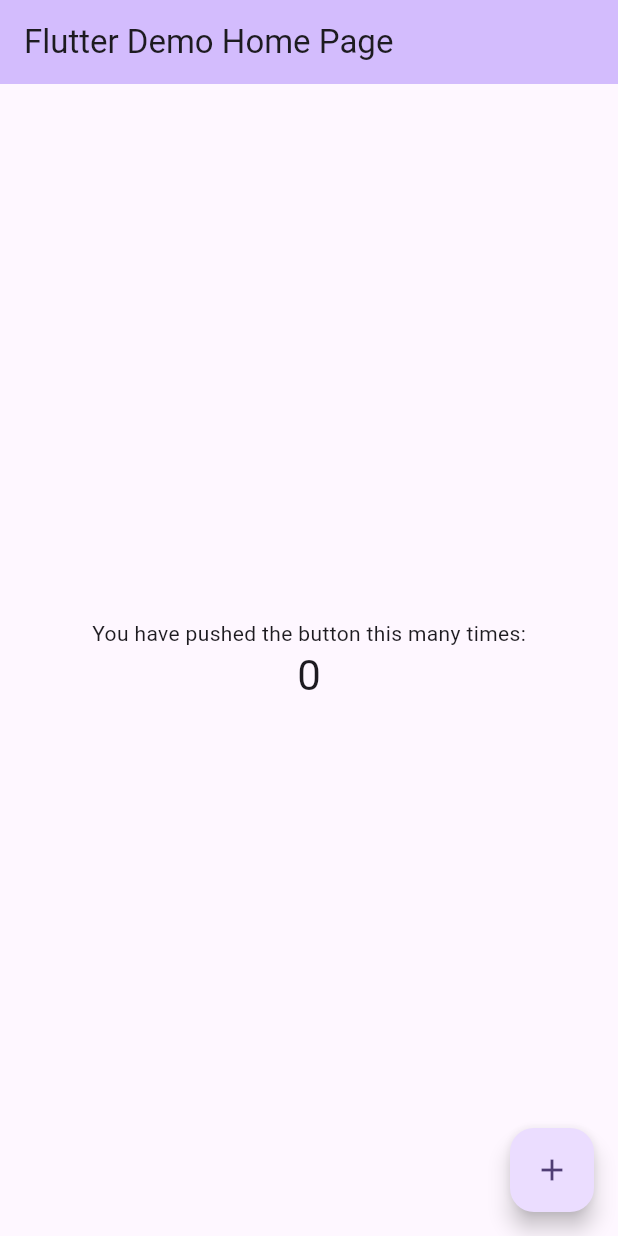
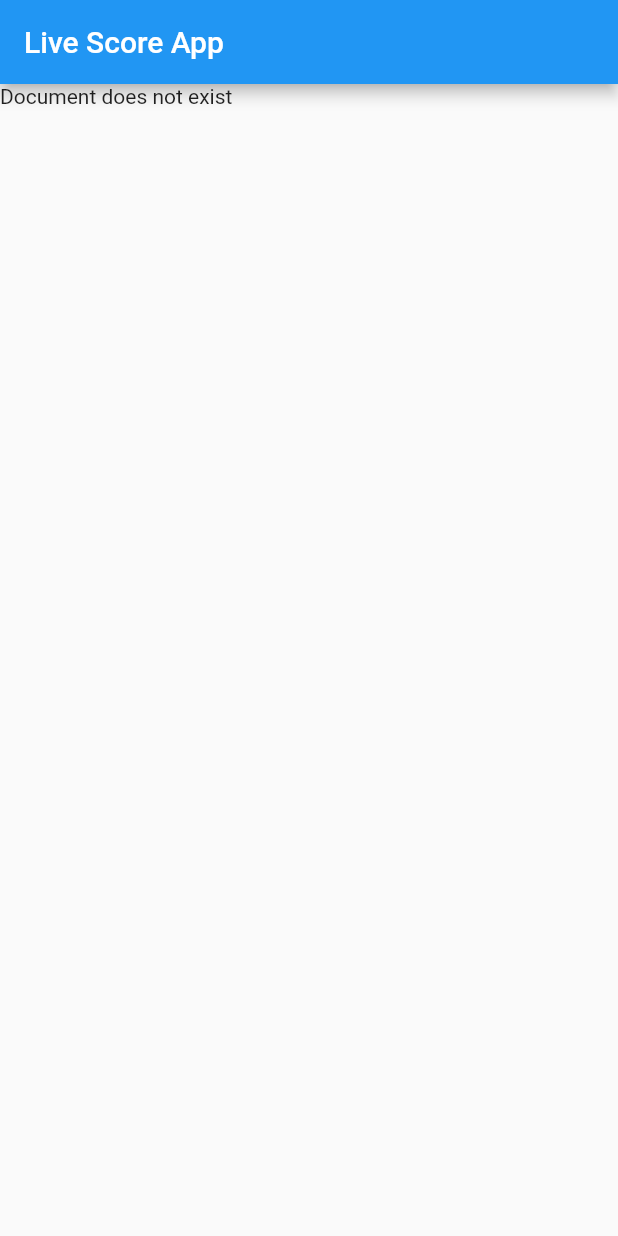
Before and after one commit to hossain-ismail/Module-14-Firebase, a Flutter app: the screen it shows after launch, on a phone screen of 412 x 824 dp. Run offline on Flutter 3.47's test engine with Material 2 defaults, Android fonts, the light colour scheme and no system bars; our stand-ins replace cloud_firestore, firebase_core; accounts and stored records are empty.

Commit message:
FutureBuilder()- use for firebase data fetch

```diff
--- a/lib/main.dart
+++ b/lib/main.dart
@@ -1,128 +1,103 @@
 import 'package:firebase_core/firebase_core.dart';
 import 'package:flutter/material.dart';
+import 'package:cloud_firestore/cloud_firestore.dart';
 
 Future<void> main() async {
   WidgetsFlutterBinding.ensureInitialized();
   await Firebase.initializeApp();
-  runApp(const MyApp());
+  runApp(const BasketBallLiveScoreApp());
 }
 
-class MyApp extends StatelessWidget {
-  const MyApp({super.key});
+class BasketBallLiveScoreApp extends StatelessWidget {
+  const BasketBallLiveScoreApp({super.key});
 
-  // This widget is the root of your application.
   @override
   Widget build(BuildContext context) {
-    return MaterialApp(
-      title: 'Flutter Demo',
-      theme: ThemeData(
-        // This is the theme of your application.
-        //
-        // TRY THIS: Try running your application with "flutter run". You'll see
-        // the application has a blue toolbar. Then, without quitting the app,
-        // try changing the seedColor in the colorScheme below to Colors.green
-        // and then invoke "hot reload" (save your changes or press the "hot
-        // reload" button in a Flutter-supported IDE, or press "r" if you used
-        // the command line to start the app).
-        //
-        // Notice that the counter didn't reset back to zero; the application
-        // state is not lost during the reload. To reset the state, use hot
-        // restart instead.
-        //
-        // This works for code too, not just values: Most code changes can be
-        // tested with just a hot reload.
-        colorScheme: ColorScheme.fromSeed(seedColor: Colors.deepPurple),
-        useMaterial3: true,
-      ),
-      home: const MyHomePage(title: 'Flutter Demo Home Page'),
+    return const MaterialApp(
+      home: HomeScreen(),
     );
   }
 }
 
-class MyHomePage extends StatefulWidget {
-  const MyHomePage({super.key, required this.title});
-
-  // This widget is the home page of your application. It is stateful, meaning
-  // that it has a State object (defined below) that contains fields that affect
-  // how it looks.
-
-  // This class is the configuration for the state. It holds the values (in this
-  // case the title) provided by the parent (in this case the App widget) and
-  // used by the build method of the State. Fields in a Widget subclass are
-  // always marked "final".
-
-  final String title;
+class HomeScreen extends StatefulWidget {
+  const HomeScreen({super.key});
 
   @override
-  State<MyHomePage> createState() => _MyHomePageState();
+  State<HomeScreen> createState() => _HomeScreenState();
 }
 
-class _MyHomePageState extends State<MyHomePage> {
-  int _counter = 0;
+class _HomeScreenState extends State<HomeScreen> {
+  final FirebaseFirestore _firebaseFirestore = FirebaseFirestore.instance;
 
-  void _incrementCounter() {
-    setState(() {
-      // This call to setState tells the Flutter framework that something has
-      // changed in this State, which causes it to rerun the build method below
-      // so that the display can reflect the updated values. If we changed
-      // _counter without calling setState(), then the build method would not be
-      // called again, and so nothing would appear to happen.
-      _counter++;
-    });
+  Future<void> getDataFromFirebase()async{
+    CollectionReference basketBallRef = _firebaseFirestore.collection("BasketBall");
+    final DocumentReference docReference = basketBallRef.doc('1_ban_vs_ind');
+    final data = await docReference.get();
+    print("Data output are : ${data.data()}");
+  }
+  @override
+  void initState() {
+    // TODO: implement initState
+    getDataFromFirebase();
+    super.initState();
   }
 
   @override
   Widget build(BuildContext context) {
-    // This method is rerun every time setState is called, for instance as done
-    // by the _incrementCounter method above.
-    //
-    // The Flutter framework has been optimized to make rerunning build methods
-    // fast, so that you can just rebuild anything that needs updating rather
-    // than having to individually change instances of widgets.
     return Scaffold(
       appBar: AppBar(
-        // TRY THIS: Try changing the color here to a specific color (to
-        // Colors.amber, perhaps?) and trigger a hot reload to see the AppBar
-        // change color while the other colors stay the same.
-        backgroundColor: Theme.of(context).colorScheme.inversePrimary,
-        // Here we take the value from the MyHomePage object that was created by
-        // the App.build method, and use it to set our appbar title.
-        title: Text(widget.title),
+        title: const Text("Live Score App"),
       ),
-      body: Center(
-        // Center is a layout widget. It takes a single child and positions it
-        // in the middle of the parent.
-        child: Column(
-          // Column is also a layout widget. It takes a list of children and
-          // arranges them vertically. By default, it sizes itself to fit its
-          // children horizontally, and tries to be as tall as its parent.
-          //
-          // Column has various properties to control how it sizes itself and
-          // how it positions its children. Here we use mainAxisAlignment to
-          // center the children vertically; the main axis here is the vertical
-          // axis because Columns are vertical (the cross axis would be
-          // horizontal).
-          //
-          // TRY THIS: Invoke "debug painting" (choose the "Toggle Debug Paint"
-          // action in the IDE, or press "p" in the console), to see the
-          // wireframe for each widget.
-          mainAxisAlignment: MainAxisAlignment.center,
-          children: <Widget>[
-            const Text(
-              'You have pushed the button this many times:',
+
+     body:  FutureBuilder<DocumentSnapshot>(
+        future: _firebaseFirestore
+            .collection('BasketBall')
+            .doc('1_ban_vs_ind').get(), //get() provide one time future value not multiple, its not use for live streaming
+        builder: (context,AsyncSnapshot<DocumentSnapshot<Object?>> snapshot) {
+          print(snapshot.data?.data());
+          if(snapshot.hasError){
+            return Text(snapshot.error.toString());
+          }
+          if(snapshot.hasData && !snapshot.data!.exists){
+            return const Text("Document does not exist");
+          }
+          if(snapshot.connectionState==ConnectionState.waiting){
+            return const Center(child: CircularProgressIndicator());
+          }
+          final score=snapshot.data!;
+
+          return Center(
+            child: Column(
+              children: [
+                const SizedBox(height: 40,),
+                Text(
+                  score.get('Match Name'),
+                  style: Theme.of(context).textTheme.headlineMedium,
+                ),
+                const SizedBox(height: 20,),
+                 Row(
+                  mainAxisAlignment: MainAxisAlignment.spaceAround,
+                  children: [
+                    Column(
+                      children: [
+                        Text(score.get('score_team_a').toString(),style: Theme.of(context).textTheme.titleLarge,),
+                        Text(score.get('team_a'),style: Theme.of(context).textTheme.titleLarge,),
+                      ],
+                    ),
+                    Text('vs',style: Theme.of(context).textTheme.titleMedium,),
+                    Column(
+                      children: [
+                        Text(score.get('score_team_b').toString(),style: Theme.of(context).textTheme.titleLarge,),
+                        Text(score.get('team_b'),style: Theme.of(context).textTheme.titleLarge,),
+                      ],
+                    ),
+                  ],
+                ),
+              ],
             ),
-            Text(
-              '$_counter',
-              style: Theme.of(context).textTheme.headlineMedium,
-            ),
-          ],
-        ),
+          );
+        }
       ),
-      floatingActionButton: FloatingActionButton(
-        onPressed: _incrementCounter,
-        tooltip: 'Increment',
-        child: const Icon(Icons.add),
-      ), // This trailing comma makes auto-formatting nicer for build methods.
     );
   }
 }
--- a/pubspec.yaml
+++ b/pubspec.yaml
@@ -32,6 +32,7 @@ dependencies:
     sdk: flutter
   cupertino_icons: ^1.0.2
   firebase_core: ^2.15.1
+  cloud_firestore: ^4.8.5
 
 dev_dependencies:
   flutter_test:
```
Also changed, not shown: pubspec.lock, 1 other file.
